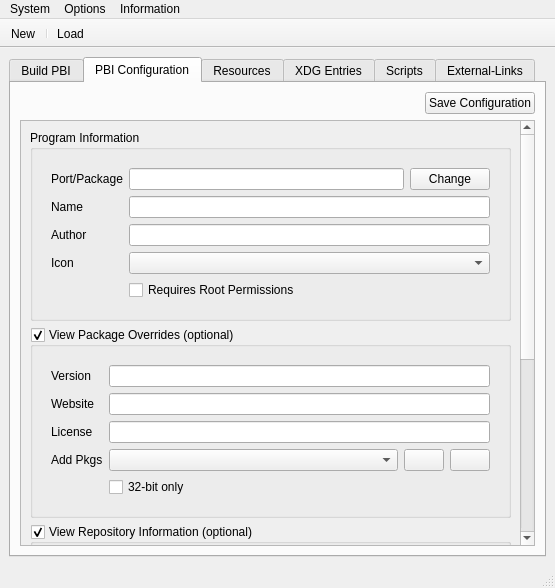
trueos/pcbsd, file src-qt4/EasyPBI-devel/mainGUI.ui: the form before one commit.
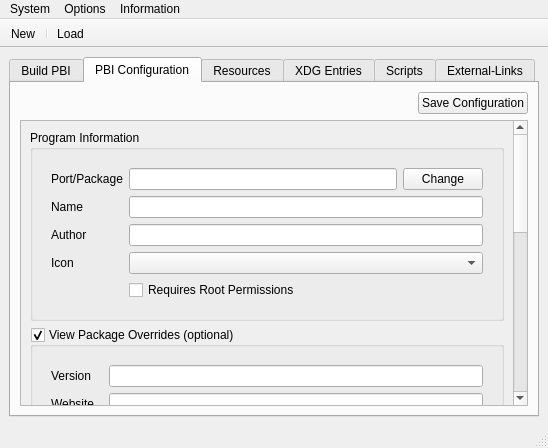
The form after the commit. Icons and pictures are not drawn.

Diff of the .ui file:
```diff
--- a/src-qt4/EasyPBI-devel/mainGUI.ui
+++ b/src-qt4/EasyPBI-devel/mainGUI.ui
@@ -6,8 +6,8 @@
    <rect>
     <x>0</x>
     <y>0</y>
-    <width>555</width>
-    <height>588</height>
+    <width>548</width>
+    <height>448</height>
    </rect>
   </property>
   <property name="windowTitle">
@@ -270,7 +270,7 @@
             <rect>
              <x>0</x>
              <y>0</y>
-             <width>508</width>
+             <width>501</width>
              <height>648</height>
             </rect>
            </property>
@@ -1645,7 +1645,7 @@
     <rect>
      <x>0</x>
      <y>0</y>
-     <width>555</width>
+     <width>548</width>
      <height>20</height>
     </rect>
    </property>
```
